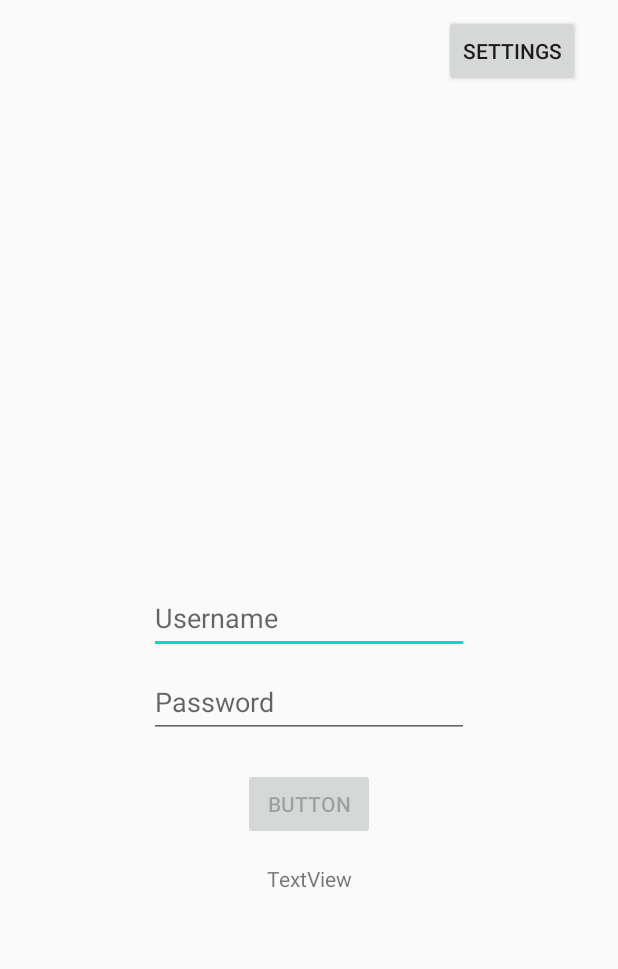
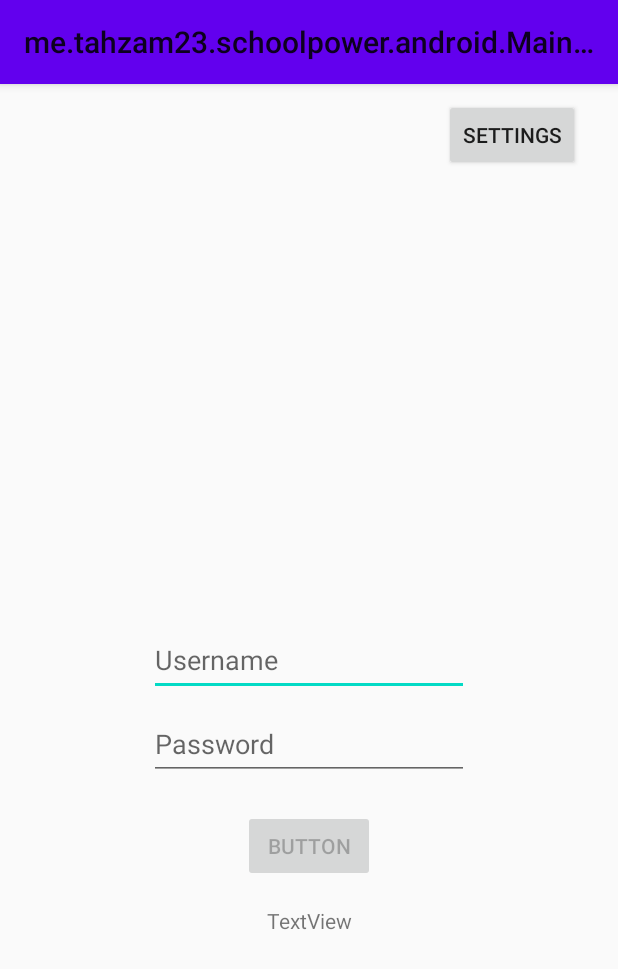
Before and after one commit to tahmid-23/SchoolPower, an Android app: the screen it shows after launch (MainActivity), on a phone screen of 412 x 824 dp. Shown: the top 969 px of the screen. Run offline under Robolectric (Android 15) with nearby library versions, the phone set to English and light mode, and no system bars.

Commit message:
add a toolbar

```diff
--- a/androidApp/src/main/java/me/tahzam23/schoolpower/android/MainActivity.kt
+++ b/androidApp/src/main/java/me/tahzam23/schoolpower/android/MainActivity.kt
@@ -8,6 +8,7 @@ class MainActivity: AppCompatActivity() {
     override fun onCreate(savedInstanceState: Bundle?) {
         super.onCreate(savedInstanceState)
         setContentView(R.layout.activity_main)
+        setSupportActionBar(findViewById(R.id.app_toolbar))
     }
 
 }
--- a/androidApp/src/main/res/layout/activity_main.xml
+++ b/androidApp/src/main/res/layout/activity_main.xml
@@ -6,13 +6,28 @@
     android:layout_width="match_parent"
     android:layout_height="match_parent">
 
+    <androidx.appcompat.widget.Toolbar
+        android:id="@+id/app_toolbar"
+        android:layout_width="match_parent"
+        android:layout_height="?attr/actionBarSize"
+        android:background="?attr/colorPrimary"
+        android:elevation="4dp"
+        android:theme="@style/ThemeOverlay.AppCompat.ActionBar"
+        app:layout_constraintEnd_toEndOf="parent"
+        app:layout_constraintHorizontal_bias="0.0"
+        app:layout_constraintStart_toStartOf="parent"
+        app:layout_constraintTop_toTopOf="parent"
+        app:popupTheme="@style/ThemeOverlay.AppCompat.Light" />
+
     <androidx.fragment.app.FragmentContainerView
         android:id="@+id/fragmentContainerView"
         android:name="androidx.navigation.fragment.NavHostFragment"
-        android:layout_width="match_parent"
-        android:layout_height="match_parent"
+        android:layout_width="0dp"
+        android:layout_height="0dp"
         app:defaultNavHost="true"
-        app:navGraph="@navigation/nav_graph"
-        tools:layout_editor_absoluteX="1dp"
-        tools:layout_editor_absoluteY="1dp" />
+        app:layout_constraintBottom_toBottomOf="parent"
+        app:layout_constraintEnd_toEndOf="parent"
+        app:layout_constraintStart_toStartOf="parent"
+        app:layout_constraintTop_toBottomOf="@+id/app_toolbar"
+        app:navGraph="@navigation/nav_graph" />
 </androidx.constraintlayout.widget.ConstraintLayout>
```
